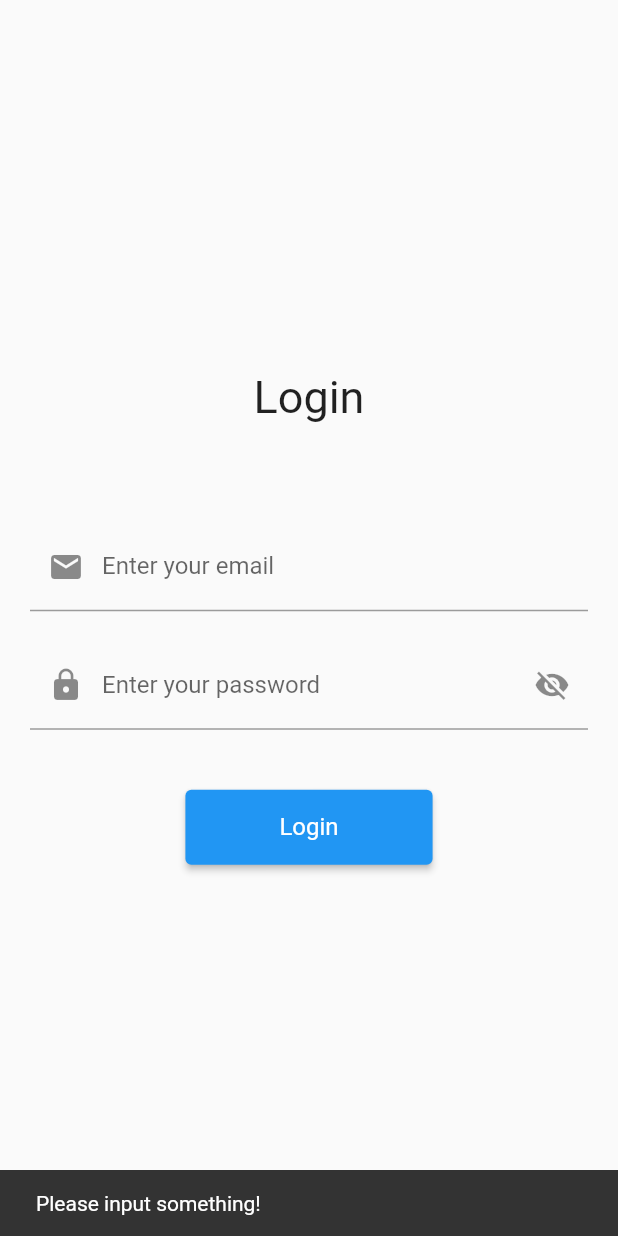
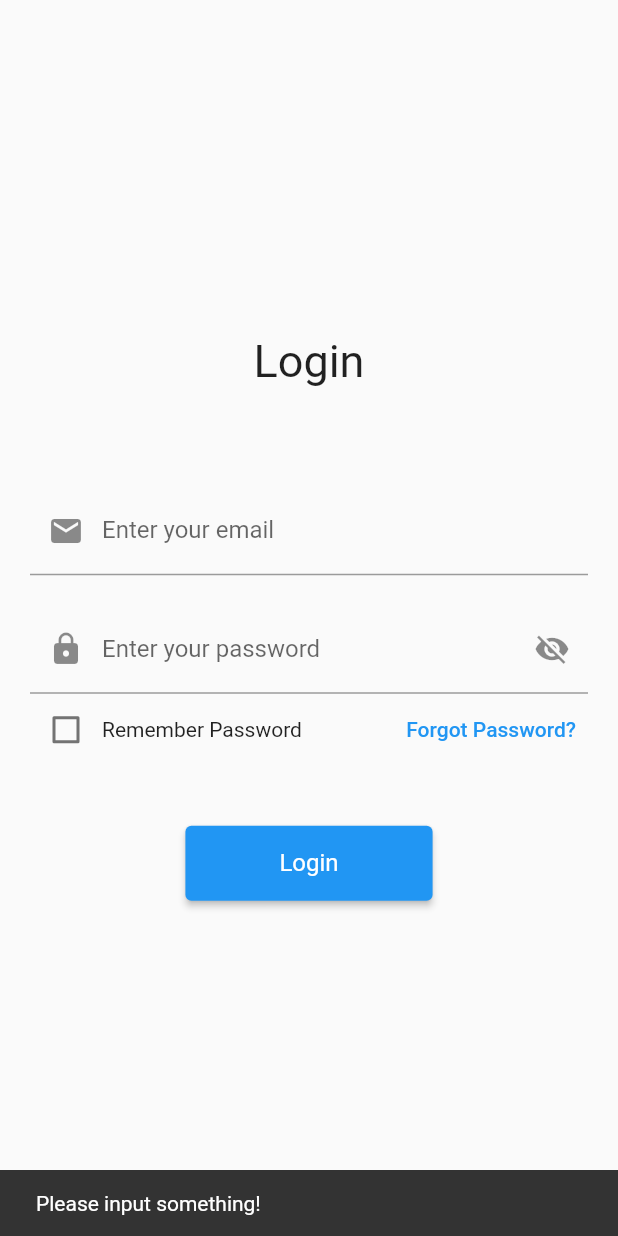
Before and after one commit to Timmy-123-pintor/WaTEErWise, a Flutter app: the screen it shows after launch, after a tap on "Login", on a phone screen of 412 x 824 dp. Run offline on Flutter 3.47's test engine with Material 2 defaults, Android fonts, the phone set to English and light mode, and no system bars; our stand-ins replace cloud_firestore, firebase_auth, firebase_core, firebase_database, fl_chart, google_fonts and 1 more; accounts and stored records are empty.

Commit message:
remember password & forgot password added

```diff
--- a/wateerwise/lib/main.dart
+++ b/wateerwise/lib/main.dart
@@ -80,9 +80,12 @@ class _AuthWrapperState extends State<AuthWrapper> {
     final firebaseUser = context.watch<User?>();
     if (firebaseUser != null) {
       return FutureBuilder<String?>(
-        future:
-            context.read<FirebaseAuthMethods>().getUserRole(firebaseUser.uid),
+        future: userRoleFuture,
         builder: (BuildContext context, AsyncSnapshot<String?> snapshot) {
+          if (snapshot.hasError) {
+            return Center(child: Text('Error: ${snapshot.error}'));
+          }
+
           if (snapshot.connectionState == ConnectionState.done) {
             if (snapshot.data == 'admin') {
               return const Tabbar();
--- a/wateerwise/lib/screens/login/login_email_password.dart
+++ b/wateerwise/lib/screens/login/login_email_password.dart
@@ -7,13 +7,14 @@ import 'package:provider/provider.dart';
 import 'package:wateerwise/admin/navTabBar.dart';
 import 'package:wateerwise/components/UpperNavBar/upNavBar.dart';
 import 'package:wateerwise/services/firebase_auth_methods.dart';
+import 'package:shared_preferences/shared_preferences.dart';
 
 class EmailPasswordLogin extends StatefulWidget {
   static const routeName = '/EmailPasswordLogin';
+
   const EmailPasswordLogin({Key? key}) : super(key: key);
 
   @override
-  // ignore: library_private_types_in_public_api
   _EmailPasswordLoginState createState() => _EmailPasswordLoginState();
 }
 
@@ -21,12 +22,14 @@ class _EmailPasswordLoginState extends State<EmailPasswordLogin> {
   late TextEditingController emailController;
   late TextEditingController passwordController;
   bool _obscureText = true;
+  bool _rememberPassword = false;
 
   @override
   void initState() {
     super.initState();
     emailController = TextEditingController();
     passwordController = TextEditingController();
+    _loadRememberedCredentials();
   }
 
   @override
@@ -36,24 +39,53 @@ class _EmailPasswordLoginState extends State<EmailPasswordLogin> {
     super.dispose();
   }
 
-  Future<void> loginUser() async {
+  Future<void> _loadRememberedCredentials() async {
+    try {
+      SharedPreferences prefs = await SharedPreferences.getInstance();
+      setState(() {
+        emailController.text = prefs.getString('saved_email') ?? '';
+        passwordController.text = prefs.getString('saved_password') ?? '';
+        _rememberPassword = prefs.getBool('saved_remember_password') ?? false;
+      });
+    } catch (error) {
+      print("Error loading remembered credentials: $error");
+    }
+  }
+
+  Future<void> _saveRememberedCredentials() async {
+    if (_rememberPassword) {
+      try {
+        SharedPreferences prefs = await SharedPreferences.getInstance();
+        await prefs.setString('saved_email', emailController.text.trim());
+        await prefs.setString('saved_password', passwordController.text.trim());
+        await prefs.setBool('saved_remember_password', _rememberPassword);
+      } catch (error) {
+        if (kDebugMode) {
+          print("Error saving remembered credentials: $error");
+        }
+      }
+    }
+  }
+
+  Future<void> _loginUser(BuildContext context) async {
     final email = emailController.text.trim();
     final password = passwordController.text.trim();
 
+    // Store the context for this particular method call
+    final localContext = context;
+
     if (email.isEmpty || password.isEmpty) {
-      ScaffoldMessenger.of(context).showSnackBar(
-        const SnackBar(content: Text('Please input something!')),
-      );
+      _showSnackBar(localContext, 'Please input something!');
       return;
     }
 
     try {
       UserCredential userCredential =
-          await Provider.of<FirebaseAuthMethods>(context, listen: false)
+          await Provider.of<FirebaseAuthMethods>(localContext, listen: false)
               .loginWithEmail(
         email: email,
         password: password,
-        context: context,
+        context: localContext,
       );
 
       if (userCredential.user?.uid == null) {
@@ -64,32 +96,39 @@ class _EmailPasswordLoginState extends State<EmailPasswordLogin> {
       }
 
       String? role =
-          await Provider.of<FirebaseAuthMethods>(context, listen: false)
+          await Provider.of<FirebaseAuthMethods>(localContext, listen: false)
               .getUserRole(userCredential.user!.uid);
 
       if (kDebugMode) {
         print('Fetched user role: $role');
       }
 
-      ScaffoldMessenger.of(context).showSnackBar(
-        const SnackBar(content: Text('Login successful!')),
-      );
+      await _saveRememberedCredentials();
 
+      if (mounted) {
+        // Check if the widget is still in the tree
         if (role == 'admin') {
           Navigator.pushNamedAndRemoveUntil(
-            context, Tabbar.routeName, (route) => false);
+              localContext, Tabbar.routeName, (route) => false);
         } else {
           Navigator.pushNamedAndRemoveUntil(
-            context, UpTabBar.routeName, (route) => false);
+              localContext, UpTabBar.routeName, (route) => false);
+        }
+
+        _showSnackBar(localContext, 'Login successful!');
       }
     } catch (e) {
       if (kDebugMode) {
         print('Login error: $e');
       }
+      _showSnackBar(localContext, 'Wrong email or password. Try again.');
+    }
+  }
+
+  void _showSnackBar(BuildContext context, String message) {
+    if (mounted) {
       ScaffoldMessenger.of(context).showSnackBar(
-        const SnackBar(
-            content:
-                Text('Wrong email or password. Try again.')),
+        SnackBar(content: Text(message)),
       );
     }
   }
@@ -97,7 +136,8 @@ class _EmailPasswordLoginState extends State<EmailPasswordLogin> {
   @override
   Widget build(BuildContext context) {
     return Scaffold(
-      body: Column(
+      body: Center(
+        child: Column(
           mainAxisAlignment: MainAxisAlignment.center,
           children: [
             const Text(
@@ -137,9 +177,39 @@ class _EmailPasswordLoginState extends State<EmailPasswordLogin> {
                 ),
               ),
             ),
+            Container(
+              margin: const EdgeInsets.symmetric(horizontal: 20),
+              child: Row(
+                mainAxisAlignment: MainAxisAlignment.spaceBetween,
+                children: [
+                  Row(
+                    children: [
+                      Checkbox(
+                        value: _rememberPassword,
+                        onChanged: (bool? value) {
+                          setState(() {
+                            _rememberPassword = value!;
+                          });
+                        },
+                      ),
+                      const Text('Remember Password'),
+                    ],
+                  ),
+                  TextButton(
+                    onPressed: () =>
+                        Provider.of<FirebaseAuthMethods>(context, listen: false)
+                            .resetPassword(emailController.text, context),
+                    child: const Text(
+                      "Forgot Password?",
+                      style: TextStyle(color: Colors.blue, fontSize: 14),
+                    ),
+                  ),
+                ],
+              ),
+            ),
             const SizedBox(height: 40),
             ElevatedButton(
-            onPressed: loginUser,
+              onPressed: () => _loginUser(context),
               style: ButtonStyle(
                 backgroundColor: MaterialStateProperty.all(Colors.blue),
                 textStyle: MaterialStateProperty.all(
@@ -156,6 +226,7 @@ class _EmailPasswordLoginState extends State<EmailPasswordLogin> {
             ),
           ],
         ),
+      ),
     );
   }
 }
```
Also changed, not shown: wateerwise/lib/services/firebase_auth_methods.dart (+26 -3 lines). Lines whose indentation alone changed are shown as unchanged.
